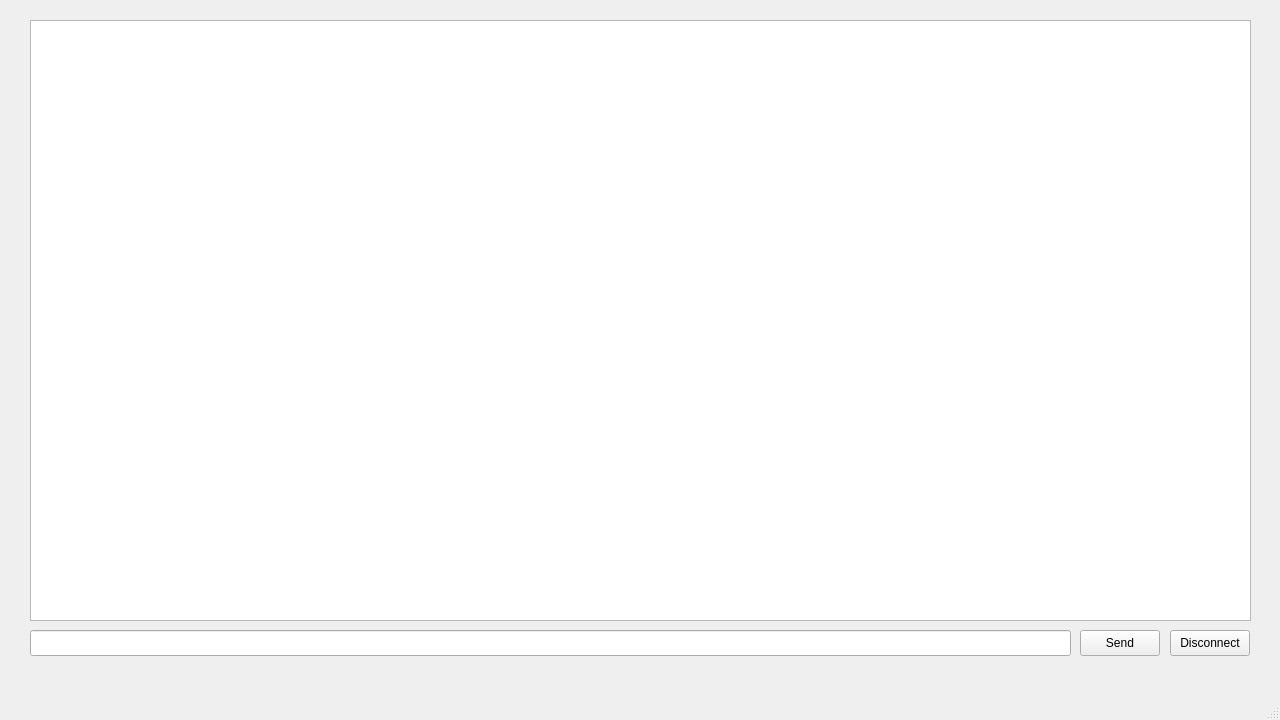
First picture: the form in client/mainwindow.ui, repository SashexSRB/nChat, before the edit.
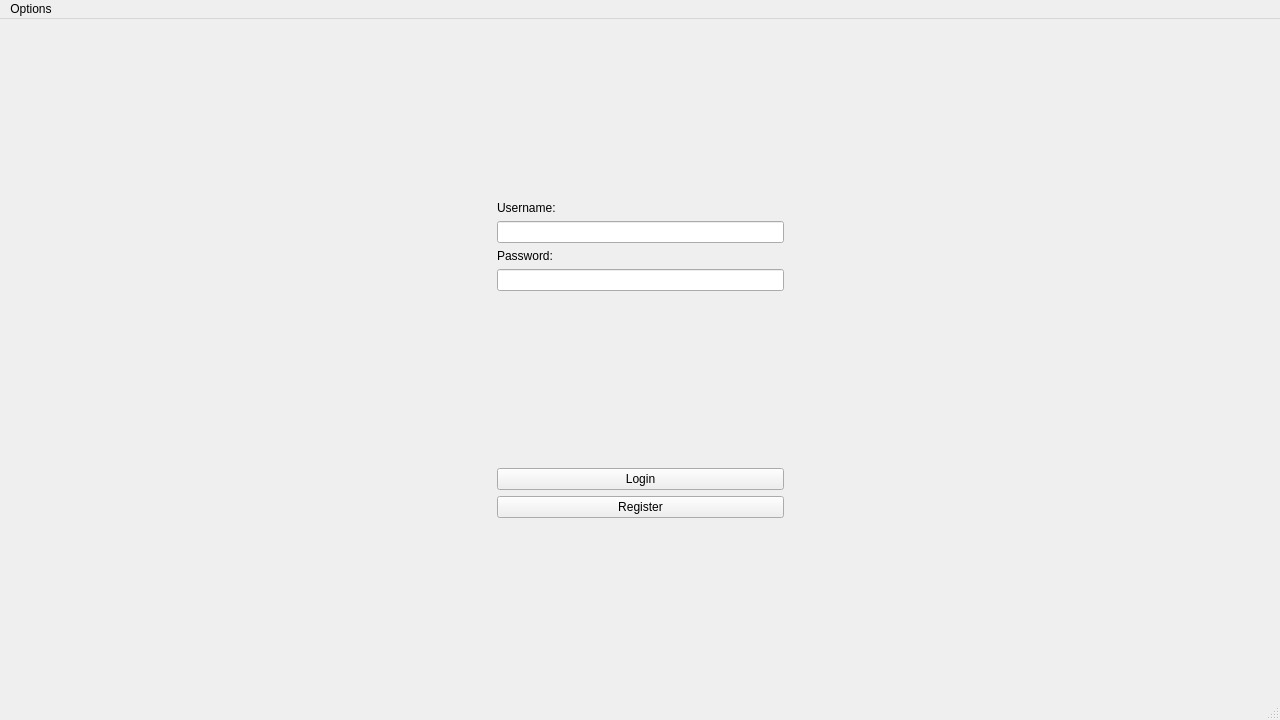
Second picture: the form after the edit. The open tabs and pages were chosen to show the change.

Commit message: Changed password hashing process, hashing now done before its being sent to the server.

Diff of the .ui file:
```diff
--- a/client/mainwindow.ui
+++ b/client/mainwindow.ui
@@ -15,127 +15,179 @@
   </property>
   <widget class="QWidget" name="stackedWidget_2">
    <widget class="QStackedWidget" name="stackedWidget">
+    <property name="enabled">
+     <bool>true</bool>
+    </property>
     <property name="geometry">
      <rect>
-      <x>20</x>
-      <y>10</y>
-      <width>1241</width>
-      <height>671</height>
+      <x>0</x>
+      <y>0</y>
+      <width>1281</width>
+      <height>691</height>
      </rect>
     </property>
     <property name="currentIndex">
      <number>1</number>
     </property>
-    <widget class="QWidget" name="loginPage">
-     <widget class="QPushButton" name="registerButton">
-      <property name="geometry">
-       <rect>
-        <x>10</x>
-        <y>160</y>
-        <width>80</width>
-        <height>26</height>
-       </rect>
-      </property>
-      <property name="text">
-       <string>Register</string>
-      </property>
-     </widget>
-     <widget class="QPushButton" name="loginButton">
-      <property name="geometry">
-       <rect>
-        <x>10</x>
-        <y>130</y>
-        <width>80</width>
-        <height>26</height>
-       </rect>
-      </property>
-      <property name="text">
-       <string>Login</string>
-      </property>
-     </widget>
-     <widget class="QLabel" name="label_3">
+    <widget class="QWidget" name="pgLogin">
+     <widget class="QWidget" name="gridLayoutWidget_2">
       <property name="geometry">
        <rect>
         <x>10</x>
         <y>10</y>
-        <width>91</width>
-        <height>18</height>
+        <width>1261</width>
+        <height>661</height>
        </rect>
       </property>
-      <property name="text">
-       <string>Username:</string>
-      </property>
-     </widget>
-     <widget class="QLabel" name="label_4">
-      <property name="geometry">
-       <rect>
-        <x>10</x>
-        <y>70</y>
-        <width>58</width>
-        <height>18</height>
-       </rect>
-      </property>
-      <property name="text">
-       <string>Password:</string>
-      </property>
-     </widget>
-     <widget class="QLineEdit" name="usernameInput">
-      <property name="geometry">
-       <rect>
-        <x>10</x>
-        <y>30</y>
-        <width>141</width>
-        <height>26</height>
-       </rect>
-      </property>
-     </widget>
-     <widget class="QLineEdit" name="passwordInput">
-      <property name="geometry">
-       <rect>
-        <x>10</x>
-        <y>90</y>
-        <width>141</width>
-        <height>26</height>
-       </rect>
-      </property>
-      <property name="echoMode">
-       <enum>QLineEdit::EchoMode::Password</enum>
-      </property>
+      <layout class="QGridLayout" name="mainGridLayout">
+       <property name="sizeConstraint">
+        <enum>QLayout::SizeConstraint::SetDefaultConstraint</enum>
+       </property>
+       <item row="0" column="0">
+        <layout class="QGridLayout" name="gridLayout">
+         <property name="leftMargin">
+          <number>200</number>
+         </property>
+         <property name="topMargin">
+          <number>0</number>
+         </property>
+         <property name="rightMargin">
+          <number>200</number>
+         </property>
+         <item row="12" column="1">
+          <widget class="QPushButton" name="btnRegister">
+           <property name="text">
+            <string>Register</string>
+           </property>
+          </widget>
+         </item>
+         <item row="5" column="1">
+          <widget class="QLineEdit" name="inputUname"/>
+         </item>
+         <item row="9" column="1">
+          <spacer name="verticalSpacer">
+           <property name="orientation">
+            <enum>Qt::Orientation::Vertical</enum>
+           </property>
+           <property name="sizeHint" stdset="0">
+            <size>
+             <width>20</width>
+             <height>40</height>
+            </size>
+           </property>
+          </spacer>
+         </item>
+         <item row="13" column="1">
+          <spacer name="verticalSpacer_2">
+           <property name="orientation">
+            <enum>Qt::Orientation::Vertical</enum>
+           </property>
+           <property name="sizeHint" stdset="0">
+            <size>
+             <width>20</width>
+             <height>40</height>
+            </size>
+           </property>
+          </spacer>
+         </item>
+         <item row="1" column="1">
+          <widget class="QLabel" name="lblUname">
+           <property name="minimumSize">
+            <size>
+             <width>259</width>
+             <height>0</height>
+            </size>
+           </property>
+           <property name="text">
+            <string>Username:</string>
+           </property>
+          </widget>
+         </item>
+         <item row="8" column="1">
+          <widget class="QLineEdit" name="inputPass">
+           <property name="echoMode">
+            <enum>QLineEdit::EchoMode::Password</enum>
+           </property>
+          </widget>
+         </item>
+         <item row="9" column="2">
+          <spacer name="horizontalSpacer">
+           <property name="orientation">
+            <enum>Qt::Orientation::Horizontal</enum>
+           </property>
+           <property name="sizeHint" stdset="0">
+            <size>
+             <width>40</width>
+             <height>20</height>
+            </size>
+           </property>
+          </spacer>
+         </item>
+         <item row="9" column="0">
+          <spacer name="horizontalSpacer_2">
+           <property name="orientation">
+            <enum>Qt::Orientation::Horizontal</enum>
+           </property>
+           <property name="sizeHint" stdset="0">
+            <size>
+             <width>40</width>
+             <height>20</height>
+            </size>
+           </property>
+          </spacer>
+         </item>
+         <item row="7" column="1">
+          <widget class="QLabel" name="lblPass">
+           <property name="text">
+            <string>Password:</string>
+           </property>
+          </widget>
+         </item>
+         <item row="11" column="1">
+          <widget class="QPushButton" name="btnLogin">
+           <property name="text">
+            <string>Login</string>
+           </property>
+          </widget>
+         </item>
+         <item row="0" column="1">
+          <spacer name="verticalSpacer_3">
+           <property name="orientation">
+            <enum>Qt::Orientation::Vertical</enum>
+           </property>
+           <property name="sizeHint" stdset="0">
+            <size>
+             <width>20</width>
+             <height>40</height>
+            </size>
+           </property>
+          </spacer>
+         </item>
+        </layout>
+       </item>
+      </layout>
      </widget>
     </widget>
     <widget class="QWidget" name="chatPage">
      <widget class="QPushButton" name="sendButton">
       <property name="geometry">
        <rect>
-        <x>1060</x>
+        <x>920</x>
         <y>620</y>
         <width>80</width>
-        <height>26</height>
+        <height>31</height>
        </rect>
       </property>
       <property name="text">
        <string>Send</string>
       </property>
      </widget>
-     <widget class="QPushButton" name="disconnectButton">
-      <property name="geometry">
-       <rect>
-        <x>1150</x>
-        <y>620</y>
-        <width>80</width>
-        <height>26</height>
-       </rect>
-      </property>
-      <property name="text">
-       <string>Disconnect</string>
-      </property>
-     </widget>
-     <widget class="QTextEdit" name="chatHistory">
+     <widget class="QTextEdit" name="txtChatHistory">
       <property name="geometry">
        <rect>
         <x>10</x>
         <y>10</y>
-        <width>1221</width>
+        <width>991</width>
         <height>601</height>
        </rect>
       </property>
@@ -148,8 +200,18 @@
        <rect>
         <x>10</x>
         <y>620</y>
-        <width>1041</width>
-        <height>26</height>
+        <width>901</width>
+        <height>31</height>
+       </rect>
+      </property>
+     </widget>
+     <widget class="QListWidget" name="listUsers">
+      <property name="geometry">
+       <rect>
+        <x>1010</x>
+        <y>10</y>
+        <width>256</width>
+        <height>641</height>
        </rect>
       </property>
      </widget>
@@ -165,6 +227,17 @@
      <height>23</height>
     </rect>
    </property>
+   <widget class="QMenu" name="menuOptions">
+    <property name="enabled">
+     <bool>true</bool>
+    </property>
+    <property name="title">
+     <string>Options</string>
+    </property>
+    <addaction name="actionDisconnect"/>
+    <addaction name="actionEditConnection"/>
+   </widget>
+   <addaction name="menuOptions"/>
   </widget>
   <widget class="QStatusBar" name="statusbar"/>
  </widget>
```
Left out of the diff: 25 changed lines with no effect on the pictures. The commit also changes 10 other files.
